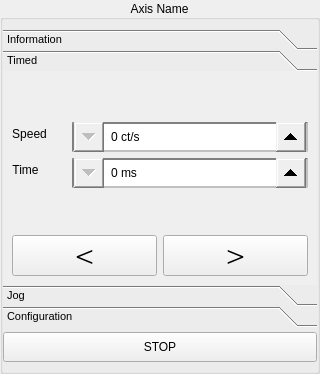
This is views/axis_manual_control.ui in luis-banuelos-chacon/trolleyTester as Qt 5 draws it before an edit. The edited form follows.
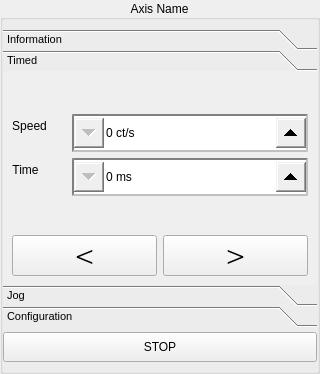
This is the edited form.

What changed in the file:
```diff
--- a/views/axis_manual_control.ui
+++ b/views/axis_manual_control.ui
@@ -24,9 +24,8 @@
 	qproperty-maximum: 1000000;
 	qproperty-minimum: 0;
 	qproperty-singleStep: 1;
-	qproperty-alignment: center;
 	border: 2px inset grey;
-	padding: 5px;
+	min-height: 34px;
 }
 QSpinBox::up-button {
 	subcontrol-position: right;
```
